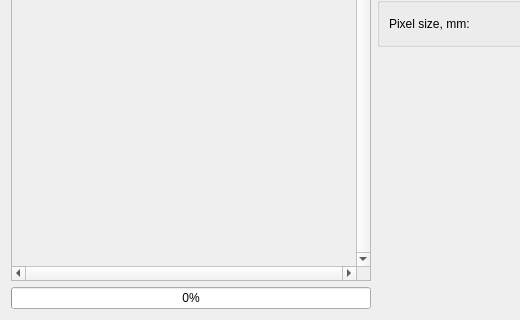
The window that open_file/open_file.ui (SkyRzn/img2gcode) describes before a commit, drawn with Qt 5; both pictures show x 0 to 520 and y 124 to 444 of the 748 by 444 pixel window.
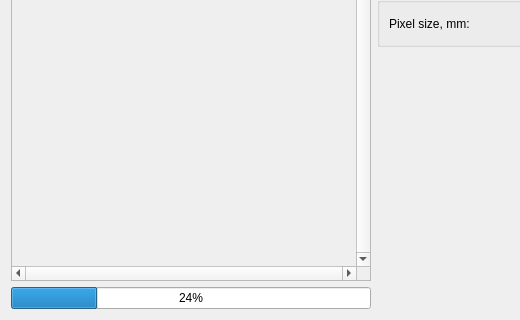
The same window after the commit.

```diff
--- a/open_file/open_file.ui
+++ b/open_file/open_file.ui
@@ -27,7 +27,7 @@
    <item row="3" column="0">
     <widget class="QProgressBar" name="progress">
      <property name="maximum">
-      <number>100000</number>
+      <number>100</number>
      </property>
      <property name="value">
       <number>24</number>
```
